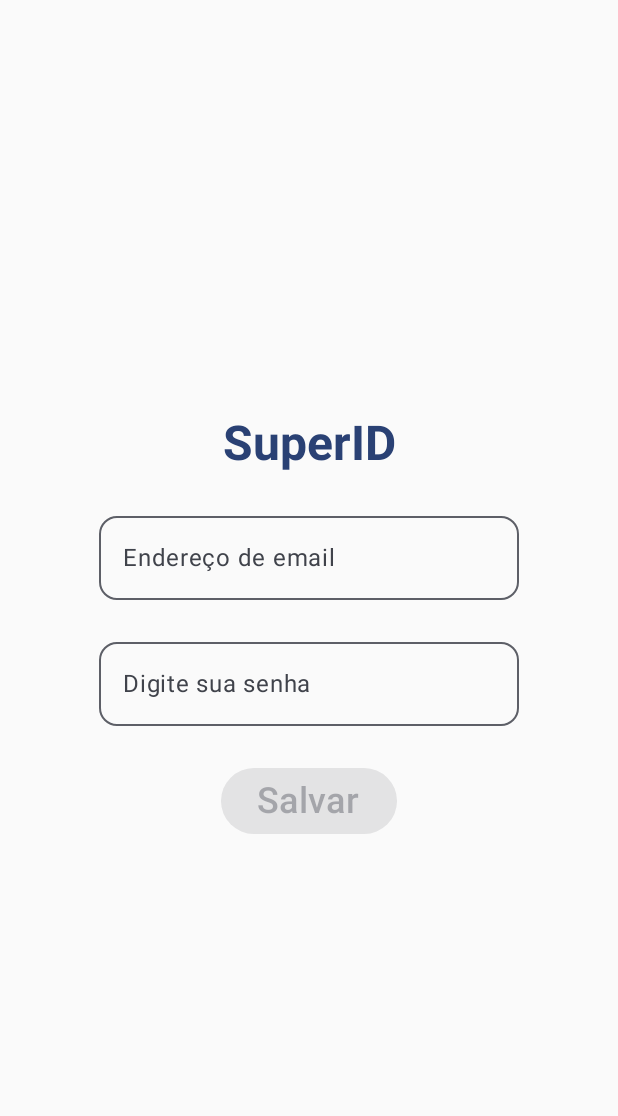
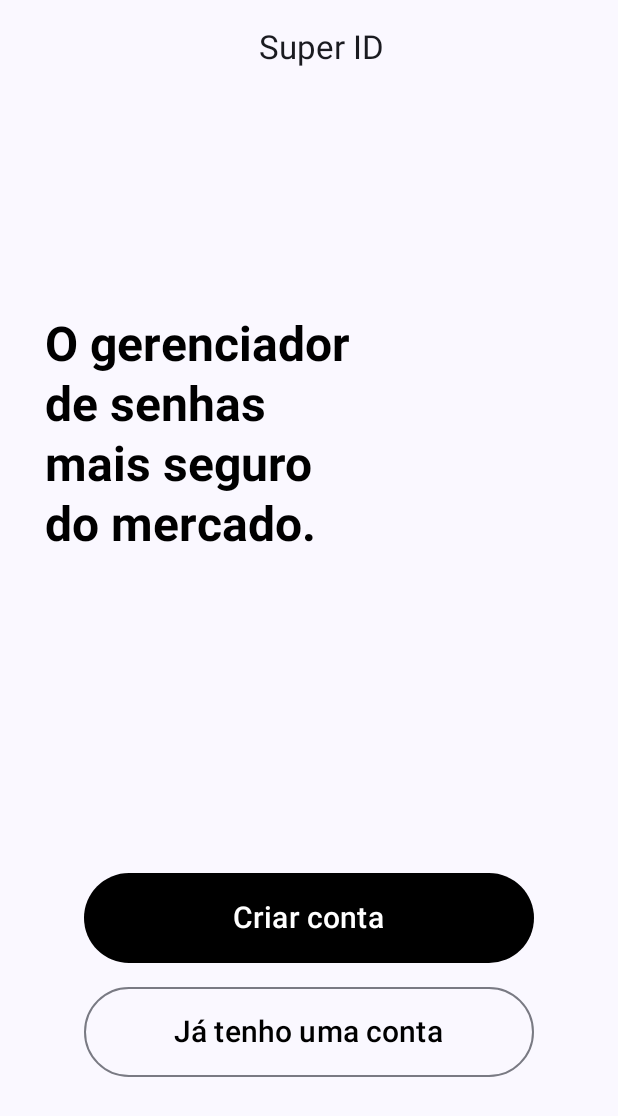
Before and after one commit to matheusalvesedu/PI3-Turma1-6, an Android app built with Jetpack Compose: the screen it shows after launch (MainActivity before the commit, InitialPageActivity after it), on a phone screen of 412 x 824 dp. Shown: the top 1116 px of the screen. Run offline under Robolectric (Android 15) with nearby library versions, the phone set to English and light mode, and no system bars.

Commit message:
Tela inicial e signUp funcionando

```diff
--- a/AppSuperId/app/src/main/AndroidManifest.xml
+++ b/AppSuperId/app/src/main/AndroidManifest.xml
@@ -17,7 +17,7 @@
             android:label="@string/title_activity_sign_up"
             android:theme="@style/Theme.SuperID" />
         <activity
-            android:name=".MainActivity"
+            android:name=".InitialPageActivity"
             android:exported="true"
             android:label="@string/app_name"
             android:theme="@style/Theme.SuperID">
--- /dev/null
+++ b/AppSuperId/app/src/main/java/br/com/superid/InitialPageActivity.kt
@@ -0,0 +1,145 @@
+package br.com.superid
+
+import android.content.Context
+import android.content.Intent
+import android.os.Bundle
+import androidx.activity.ComponentActivity
+import androidx.activity.compose.setContent
+import androidx.activity.enableEdgeToEdge
+import androidx.compose.foundation.background
+import androidx.compose.foundation.layout.Arrangement
+import androidx.compose.foundation.layout.Column
+import androidx.compose.foundation.layout.Spacer
+import androidx.compose.foundation.layout.fillMaxSize
+import androidx.compose.foundation.layout.fillMaxWidth
+import androidx.compose.foundation.layout.height
+import androidx.compose.foundation.layout.padding
+import androidx.compose.foundation.layout.width
+import androidx.compose.foundation.layout.wrapContentSize
+import androidx.compose.material3.Button
+import androidx.compose.material3.ButtonDefaults
+import androidx.compose.material3.ExperimentalMaterial3Api
+import androidx.compose.material3.MaterialTheme
+import androidx.compose.material3.OutlinedButton
+import androidx.compose.material3.Scaffold
+import androidx.compose.material3.Text
+import androidx.compose.material3.TopAppBar
+import androidx.compose.material3.TopAppBarDefaults.topAppBarColors
+import androidx.compose.runtime.Composable
+import androidx.compose.runtime.getValue
+import androidx.compose.runtime.mutableStateOf
+import androidx.compose.runtime.remember
+import androidx.compose.runtime.setValue
+import androidx.compose.ui.Alignment
+import androidx.compose.ui.Modifier
+import androidx.compose.ui.graphics.Color
+import androidx.compose.ui.platform.LocalContext
+import androidx.compose.ui.text.font.FontWeight
+import androidx.compose.ui.tooling.preview.Preview
+import androidx.compose.ui.unit.dp
+import androidx.compose.ui.unit.sp
+import br.com.superid.ui.theme.SuperIDTheme
+
+
+class InitialPageActivity : ComponentActivity() {
+    override fun onCreate(savedInstanceState: Bundle?) {
+        super.onCreate(savedInstanceState)
+        enableEdgeToEdge()
+        setContent {
+            SuperIDTheme {
+                TelaInicialApp()
+            }
+        }
+    }
+}
+
+@Preview
+@Composable
+fun TelaInicialApp(){
+    TelaInicial(modifier = Modifier
+        .fillMaxSize()
+        .wrapContentSize(Alignment.Center)
+    )
+}
+
+@OptIn(ExperimentalMaterial3Api::class)
+@Composable
+fun TelaInicial(modifier: Modifier = Modifier){
+    var context = LocalContext.current
+    var presses by remember { mutableStateOf(0)}
+    Scaffold(
+            topBar = {
+                TopAppBar(
+                    title = {
+                        Column(
+                            modifier = Modifier.fillMaxWidth(),
+                            horizontalAlignment = Alignment.CenterHorizontally
+                        ){
+                            //TODO: Substituir texto pelo ícone do app
+                            Text(text = "Super ID")
+                        }
+                    },
+                    colors = topAppBarColors(
+                        containerColor = Color.Transparent
+                    )
+                )
+            },
+
+        ) { paddingValues ->
+            Column(
+                modifier = Modifier
+                    .padding(paddingValues)
+                    .fillMaxWidth()
+                    .background(color = Color.Transparent),
+                verticalArrangement = Arrangement.spacedBy(16.dp)
+            ) {
+                Spacer(modifier = Modifier.height(100.dp))
+
+                Text(text = "O gerenciador\nde senhas\nmais seguro\ndo mercado.",
+                    style = MaterialTheme.typography.headlineLarge.copy(
+                        fontWeight = FontWeight.Bold,
+                        color = Color.Black
+                    ),
+                    modifier = Modifier
+                        .padding(30.dp)
+                )
+
+                Spacer(modifier = Modifier.height(150.dp))
+
+                Button(
+                    onClick = {
+                        mudarTela(context, SignUpActivity::class.java)
+                    },
+                    modifier = Modifier
+                        .align(Alignment.CenterHorizontally)
+                        .width(300.dp)
+                        .height(60.dp),
+                    colors = ButtonDefaults.buttonColors(
+                        containerColor = Color.Black
+                    )
+                ) {
+                    Text("Criar conta", fontSize = 20.sp)
+                }
+
+                OutlinedButton(
+                    onClick = {
+                        //TODO: Mudar a tela para o Login
+                    },
+                    modifier = Modifier
+                        .align(Alignment.CenterHorizontally)
+                        .width(300.dp)
+                        .height(60.dp)
+                ) {
+                    Text("Já tenho uma conta",
+                        fontSize = 20.sp,
+                        color = Color.Black
+                    )
+                }
+            }
+        }
+    }
+
+fun mudarTela(context: Context, destination: Class<*>){
+    val intent = Intent(context,destination)
+    context.startActivity(intent)
+}
--- a/AppSuperId/app/src/main/java/br/com/superid/MainActivity.kt
+++ /dev/null
@@ -1,166 +0,0 @@
-package br.com.superid
-
-import android.content.Intent
-import android.os.Bundle
-import android.util.Log
-import androidx.activity.ComponentActivity
-import androidx.activity.compose.setContent
-import androidx.activity.enableEdgeToEdge
-import androidx.compose.foundation.layout.Column
-import androidx.compose.foundation.layout.Spacer
-import androidx.compose.foundation.layout.fillMaxSize
-import androidx.compose.foundation.layout.fillMaxWidth
-import androidx.compose.foundation.layout.height
-import androidx.compose.foundation.layout.padding
-import androidx.compose.foundation.layout.width
-import androidx.compose.foundation.layout.wrapContentSize
-import androidx.compose.foundation.shape.RoundedCornerShape
-import androidx.compose.foundation.text.KeyboardActions
-import androidx.compose.foundation.text.KeyboardOptions
-import androidx.compose.material3.Button
-import androidx.compose.material3.MaterialTheme
-import androidx.compose.material3.OutlinedTextField
-import androidx.compose.material3.Scaffold
-import androidx.compose.material3.Text
-import androidx.compose.runtime.Composable
-import androidx.compose.runtime.getValue
-import androidx.compose.runtime.mutableStateOf
-import androidx.compose.runtime.remember
-import androidx.compose.runtime.setValue
-import androidx.compose.ui.Alignment
-import androidx.compose.ui.Modifier
-import androidx.compose.ui.focus.FocusRequester
-import androidx.compose.ui.focus.focusRequester
-import androidx.compose.ui.platform.LocalContext
-import androidx.compose.ui.platform.LocalFocusManager
-import androidx.compose.ui.text.font.FontWeight
-import androidx.compose.ui.text.input.ImeAction
-import androidx.compose.ui.text.style.TextAlign
-import androidx.compose.ui.tooling.preview.Preview
-import androidx.compose.ui.unit.dp
-import androidx.compose.ui.unit.sp
-import br.com.superid.ui.theme.SuperIDTheme
-import com.google.firebase.firestore.ktx.firestore
-import com.google.firebase.ktx.Firebase
-import org.mindrot.jbcrypt.BCrypt
-
-
-
-class MainActivity : ComponentActivity() {
-    override fun onCreate(savedInstanceState: Bundle?) {
-        super.onCreate(savedInstanceState)
-        enableEdgeToEdge()
-        setContent {
-            SuperIDTheme {
-                SuperIDApp()
-            }
-        }
-    }
-}
-
-@Preview
-@Composable
-fun SuperIDApp(){
-    SuperID(modifier = Modifier
-        .fillMaxSize()
-        .wrapContentSize(Alignment.Center)
-    )
-}
-
-@Composable
-fun SuperID(modifier: Modifier = Modifier){
-    var email by remember { mutableStateOf("")}
-    var senha by remember { mutableStateOf("") }
-    val focusManager = LocalFocusManager.current
-    val focusRequesterSenha = remember { FocusRequester() }
-    var context = LocalContext.current
-    Column(modifier = modifier, horizontalAlignment = Alignment.CenterHorizontally) {
-        Text(text = "SuperID",
-            style = MaterialTheme.typography.headlineLarge.copy(
-                fontWeight = FontWeight.Bold,
-                color = MaterialTheme.colorScheme.primary
-            ),
-            textAlign = TextAlign.Center,
-            modifier = Modifier
-                .padding(10.dp)
-        )
-
-        OutlinedTextField(
-            value = email,
-            onValueChange = { email = it },
-            label = { Text("Endereço de email") },
-            modifier = Modifier
-                .width(300.dp)
-                .padding(10.dp),
-            shape = RoundedCornerShape(12.dp),
-            singleLine = true,
-            keyboardOptions = KeyboardOptions.Default.copy(
-                imeAction = ImeAction.Next
-            ),
-            keyboardActions = KeyboardActions(
-                onNext = { focusRequesterSenha.requestFocus() }
-            )
-        )
-
-        OutlinedTextField(
-            value = senha,
-            onValueChange = { senha = it },
-            label = { Text("Digite sua senha") },
-            modifier = Modifier
-                .width(300.dp)
-                .padding(10.dp)
-                .focusRequester(focusRequesterSenha),
-            shape = RoundedCornerShape(12.dp),
-            singleLine = true,
-            keyboardOptions = KeyboardOptions.Default.copy(
-                imeAction = ImeAction.Done
-            ),
-            keyboardActions = KeyboardActions(
-                onDone = { focusManager.clearFocus() }
-            )
-        )
-
-        Spacer(modifier = Modifier.height(16.dp))
-
-        Button(
-            onClick = {
-                mudarTela(context,SignUpActivity::class.java)
-            },
-            enabled = email.isNotEmpty() && senha.isNotEmpty()
-        ) {
-            Text(text = "Salvar", fontSize = 24.sp)
-        }
-    }
-}
-fun mudarTela(context: android.content.Context, destination: Class<*>){
-    val intent = Intent(context,destination)
-    context.startActivity(intent)
-}
-
-/*Função que verifica senha no login
-fun checkPassword(inputPassword: String, hashedPassword: String): Boolean {
-    return BCrypt.checkpw(inputPassword, hashedPassword)
-}*/
-
-/***
- * Função que adiciona uma conta no Firestore.
- */
-
-fun saveNewAccount(email: String, senha: String) {
-    // 1° passo: Obtendo a instância db (singleton)
-    val db = Firebase.firestore
-    val hashedSenha = hashPassword(senha) // Criptografa a senha
-
-    val newAccount = hashMapOf(
-        "email" to email,
-        "senha" to hashedSenha  // Salva apenas o hash!
-    )
-
-    db.collection("accounts").add(newAccount)
-        .addOnSuccessListener {
-            Log.d("Firestore", "Conta salva com sucesso!")
-        }
-        .addOnFailureListener { e ->
-            Log.e("Firestore", "Erro ao salvar conta", e)
-        }
-}
```
Also changed, not shown: AppSuperId/app/src/main/java/br/com/superid/SignUpActivity.kt (+69 -16 lines).
